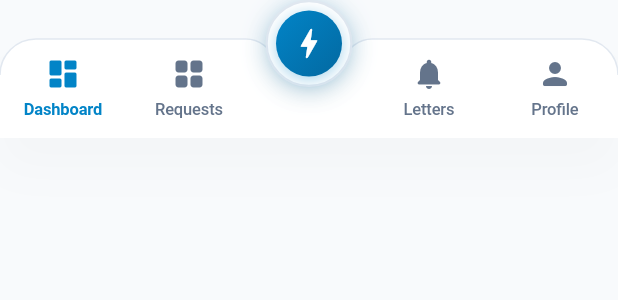
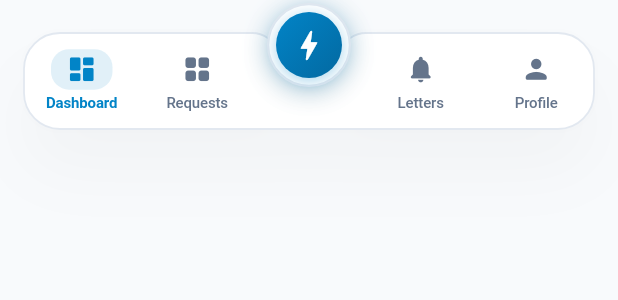
Before and after one commit to SahilParbale/Krishnaniti-App, a Flutter app: the CurvedBottomBar widget shown alone on an empty page, opened directly with empty values, on a phone screen of 412 x 824 dp. Shown: the top 300 px of the screen. Run offline on Flutter 3.47's test engine with Material 3 defaults, Android fonts, the phone set to English and light mode, and no system bars; our stand-ins replace flutter_animate, flutter_riverpod, image_picker, pdf, printing, shared_preferences and 2 more; missing offline and left inert: dart:ui_web; accounts and stored records are empty; network calls fail.

Commit message:
feat: implement custom curved bottom bar and main scaffold navigation

```diff
--- a/lib/presentation/navigation/curved_bottom_bar.dart
+++ b/lib/presentation/navigation/curved_bottom_bar.dart
@@ -60,11 +60,13 @@ class _CurvedBottomBarState extends State<CurvedBottomBar> {
   @override
   Widget build(BuildContext context) {
     final bottomPadding = MediaQuery.of(context).padding.bottom;
-    const double kTopOverhang = 26.0;
-    const double kBarHeight = 66.0;
-    const double kFabOuterSize = 58.0;
+    const double kTopOverhang = 22.0;
+    const double kBarHeight = 64.0;
+    const double kFabOuterSize = 56.0;
     const double kFabInnerSize = 44.0;
-    final totalHeight = kTopOverhang + kBarHeight + bottomPadding;
+    const double kHorizontalMargin = 16.0;
+    final double bottomMargin = bottomPadding > 0 ? bottomPadding : 12.0;
+    final totalHeight = kTopOverhang + kBarHeight + bottomMargin;
 
     return SizedBox(
       height: totalHeight,
@@ -72,27 +74,29 @@ class _CurvedBottomBarState extends State<CurvedBottomBar> {
         clipBehavior: Clip.none,
         alignment: Alignment.bottomCenter,
         children: [
-          // 1) Curved White Background Bar with Soft Shadow & Top Border
-          Positioned.fill(
+          // 1) Floating Curved White Background Bar with Soft Shadow & Border on All Edges
+          Positioned(
+            left: kHorizontalMargin,
+            right: kHorizontalMargin,
+            bottom: bottomMargin,
+            height: kBarHeight,
             child: CustomPaint(
-              size: Size(double.infinity, totalHeight),
+              size: const Size(double.infinity, kBarHeight),
               painter: _CurvedNotchPainter(
-                topOverhang: kTopOverhang,
-                barHeight: kBarHeight + bottomPadding,
                 barColor: Colors.white,
                 borderColor: const Color(0xFFE2E8F0),
-                notchRadius: 42.0,
-                notchDepth: 26.0,
+                notchRadius: 38.0,
+                notchDepth: 22.0,
                 cornerRadius: 24.0,
               ),
             ),
           ),
 
-          // 2) Navigation Tab Items
+          // 2) Navigation Tab Items inside Floating Bar
           Positioned(
-            left: 0,
-            right: 0,
-            bottom: bottomPadding,
+            left: kHorizontalMargin,
+            right: kHorizontalMargin,
+            bottom: bottomMargin,
             height: kBarHeight,
             child: Row(
               mainAxisAlignment: MainAxisAlignment.spaceEvenly,
@@ -117,7 +121,7 @@ class _CurvedBottomBarState extends State<CurvedBottomBar> {
                 ),
 
                 // Center gap for the FAB
-                const SizedBox(width: 76),
+                const SizedBox(width: 72),
 
                 // Tab 2
                 Expanded(
@@ -142,7 +146,7 @@ class _CurvedBottomBarState extends State<CurvedBottomBar> {
 
           // 3) Elevated Center Action Button (+)
           Positioned(
-            top: 0,
+            top: 2.0,
             child: Listener(
               behavior: HitTestBehavior.opaque,
               onPointerDown: (e) {
@@ -173,12 +177,12 @@ class _CurvedBottomBarState extends State<CurvedBottomBar> {
                     shape: BoxShape.circle,
                     boxShadow: [
                       BoxShadow(
-                          color: Colors.black.withValues(alpha: 0.10),
-                          blurRadius: 12,
+                        color: Colors.black.withValues(alpha: 0.12),
+                        blurRadius: 14,
                         offset: const Offset(0, 4),
                       ),
                       BoxShadow(
-                          color: const Color(0xFF0284C7).withValues(alpha: _isFabPressed ? 0.35 : 0.22),
+                        color: const Color(0xFF0284C7).withValues(alpha: _isFabPressed ? 0.40 : 0.25),
                         blurRadius: _isFabPressed ? 18 : 14,
                         offset: const Offset(0, 2),
                       ),
@@ -252,29 +256,30 @@ class _CurvedBottomBarState extends State<CurvedBottomBar> {
             children: [
               AnimatedContainer(
                 duration: const Duration(milliseconds: 200),
-                curve: Curves.easeOut,
+                curve: Curves.easeOutCubic,
+                padding: const EdgeInsets.symmetric(horizontal: 10, vertical: 3),
+                decoration: BoxDecoration(
+                  color: isSelected
+                      ? activeColor.withValues(alpha: 0.12)
+                      : Colors.transparent,
+                  borderRadius: BorderRadius.circular(12),
+                ),
                 child: Icon(
                   icon,
-                  size: 24,
+                  size: 21,
                   color: isSelected ? activeColor : inactiveColor,
                 ),
               ),
-              const SizedBox(height: 3),
-              Padding(
-                padding: const EdgeInsets.symmetric(horizontal: 2),
-                child: FittedBox(
-                  fit: BoxFit.scaleDown,
-                  child: Text(
+              const SizedBox(height: 1.5),
+              Text(
                 label,
                 maxLines: 1,
                 overflow: TextOverflow.ellipsis,
                 style: TextStyle(
-                      fontSize: 11,
+                  fontSize: 10,
                   fontWeight: isSelected ? FontWeight.w700 : FontWeight.w500,
                   color: isSelected ? activeColor : inactiveColor,
                   letterSpacing: -0.1,
-                    ),
-                  ),
                 ),
               ),
             ],
@@ -286,8 +291,6 @@ class _CurvedBottomBarState extends State<CurvedBottomBar> {
 }
 
 class _CurvedNotchPainter extends CustomPainter {
-  final double topOverhang;
-  final double barHeight;
   final Color barColor;
   final Color borderColor;
   final double notchRadius;
@@ -295,8 +298,6 @@ class _CurvedNotchPainter extends CustomPainter {
   final double cornerRadius;
 
   _CurvedNotchPainter({
-    required this.topOverhang,
-    required this.barHeight,
     required this.barColor,
     required this.borderColor,
     required this.notchRadius,
@@ -308,7 +309,6 @@ class _CurvedNotchPainter extends CustomPainter {
   void paint(Canvas canvas, Size size) {
     final w = size.width;
     final h = size.height;
-    final y0 = topOverhang;
     final cx = w / 2;
     final r = cornerRadius;
     final R = notchRadius;
@@ -316,60 +316,73 @@ class _CurvedNotchPainter extends CustomPainter {
     final c = R * 0.45;
 
     final path = Path();
-    // 1. Start on left edge at corner start
-    path.moveTo(0, y0 + r);
-
-    // 2. Top-left rounded corner
+    // 1. Top-left corner: start at (0, r) and arc to (r, 0)
+    path.moveTo(0, r);
     path.arcToPoint(
-      Offset(r, y0),
+      Offset(r, 0),
       radius: Radius.circular(r),
       clockwise: true,
     );
 
-    // 3. Flat top line to notch start
-    path.lineTo(cx - R, y0);
+    // 2. Flat top line to notch start
+    path.lineTo(cx - R, 0);
 
-    // 4. Smooth cubic bezier dip to center bottom of notch
+    // 3. Smooth cubic bezier dip to center bottom of notch (cx, D)
     path.cubicTo(
-      cx - R + c,
-      y0,
-      cx - c,
-      y0 + D,
-      cx,
-      y0 + D,
+      cx - R + c, 0,
+      cx - c, D,
+      cx, D,
     );
 
-    // 5. Smooth cubic bezier rise to notch end
+    // 4. Smooth cubic bezier rise to notch end (cx + R, 0)
     path.cubicTo(
-      cx + c,
-      y0 + D,
-      cx + R - c,
-      y0,
-      cx + R,
-      y0,
+      cx + c, D,
+      cx + R - c, 0,
+      cx + R, 0,
     );
 
-    // 6. Flat top line to top-right corner
-    path.lineTo(w - r, y0);
+    // 5. Flat top line to top-right corner start (w - r, 0)
+    path.lineTo(w - r, 0);
 
-    // 7. Top-right rounded corner
+    // 6. Top-right rounded corner: arc to (w, r)
     path.arcToPoint(
-      Offset(w, y0 + r),
+      Offset(w, r),
       radius: Radius.circular(r),
       clockwise: true,
     );
 
-    // 8. Right vertical edge down
-    path.lineTo(w, h);
+    // 7. Right vertical edge down to bottom-right corner start (w, h - r)
+    path.lineTo(w, h - r);
 
-    // 9. Bottom edge
-    path.lineTo(0, h);
+    // 8. Bottom-right rounded corner: arc to (w - r, h)
+    path.arcToPoint(
+      Offset(w - r, h),
+      radius: Radius.circular(r),
+      clockwise: true,
+    );
 
-    // 10. Left vertical edge up
+    // 9. Flat bottom edge to bottom-left corner start (r, h)
+    path.lineTo(r, h);
+
+    // 10. Bottom-left rounded corner: arc to (0, h - r)
+    path.arcToPoint(
+      Offset(0, h - r),
+      radius: Radius.circular(r),
+      clockwise: true,
+    );
+
+    // 11. Left vertical edge up to start (0, r)
+    path.lineTo(0, r);
+
     path.close();
 
-    // 1) Soft ambient shadow underneath the white bar
-    canvas.drawShadow(path, Colors.black.withValues(alpha: 0.08), 10, false);
+    // 1) Soft ambient shadow underneath the floating white bar
+    canvas.drawShadow(
+      path,
+      Colors.black.withValues(alpha: 0.12),
+      14,
+      false,
+    );
 
     // 2) Fill bar with pure white
     final paint = Paint()
@@ -377,50 +390,20 @@ class _CurvedNotchPainter extends CustomPainter {
       ..style = PaintingStyle.fill;
     canvas.drawPath(path, paint);
 
-    // 3) Crisp top boundary border line
-    final topBorderPath = Path();
-    topBorderPath.moveTo(0, y0 + r);
-    topBorderPath.arcToPoint(
-      Offset(r, y0),
-      radius: Radius.circular(r),
-      clockwise: true,
-    );
-    topBorderPath.lineTo(cx - R, y0);
-    topBorderPath.cubicTo(
-      cx - R + c,
-      y0,
-      cx - c,
-      y0 + D,
-      cx,
-      y0 + D,
-    );
-    topBorderPath.cubicTo(
-      cx + c,
-      y0 + D,
-      cx + R - c,
-      y0,
-      cx + R,
-      y0,
-    );
-    topBorderPath.lineTo(w - r, y0);
-    topBorderPath.arcToPoint(
-      Offset(w, y0 + r),
-      radius: Radius.circular(r),
-      clockwise: true,
-    );
-
+    // 3) Complete border around the ENTIRE perimeter of the floating bar
     final borderPaint = Paint()
       ..color = borderColor
       ..style = PaintingStyle.stroke
-      ..strokeWidth = 1.0;
-    canvas.drawPath(topBorderPath, borderPaint);
+      ..strokeWidth = 1.2;
+    canvas.drawPath(path, borderPaint);
   }
 
   @override
   bool shouldRepaint(covariant _CurvedNotchPainter oldDelegate) {
     return oldDelegate.barColor != barColor ||
         oldDelegate.borderColor != borderColor ||
-        oldDelegate.topOverhang != topOverhang ||
-        oldDelegate.barHeight != barHeight;
+        oldDelegate.notchRadius != notchRadius ||
+        oldDelegate.notchDepth != notchDepth ||
+        oldDelegate.cornerRadius != cornerRadius;
   }
 }
--- a/lib/presentation/navigation/main_scaffold.dart
+++ b/lib/presentation/navigation/main_scaffold.dart
@@ -198,7 +198,8 @@ class _MainScaffoldState extends ConsumerState<MainScaffold> {
     _fabHoldTimer?.cancel();
     final media = MediaQuery.of(context);
     final cx = media.size.width / 2;
-    final cy = media.size.height - media.padding.bottom - 63.0;
+    final bottomMargin = media.padding.bottom > 0 ? media.padding.bottom : 12.0;
+    final cy = media.size.height - bottomMargin - 42.0;
     _fabCenterOffset = Offset(cx, cy);
     _fabDownPosition = event.position;
 
@@ -306,7 +307,8 @@ class _MainScaffoldState extends ConsumerState<MainScaffold> {
     HapticFeedback.heavyImpact();
     final media = MediaQuery.of(context);
     final cx = media.size.width / 2;
-    final cy = media.size.height - media.padding.bottom - 63.0;
+    final bottomMargin = media.padding.bottom > 0 ? media.padding.bottom : 12.0;
+    final cy = media.size.height - bottomMargin - 42.0;
     setState(() {
       _fabCenterOffset = Offset(cx, cy);
       _currentDragPosition = null;
@@ -429,6 +431,7 @@ class _MainScaffoldState extends ConsumerState<MainScaffold> {
           Scaffold(
             key: _mainScaffoldKey,
             backgroundColor: const Color(0xFFF8FAFC),
+            extendBody: true,
             drawer: NagarsevakAppDrawer(
               onTabChange: _onTabChange,
             ),
```
Lines whose indentation alone changed are shown as unchanged.
